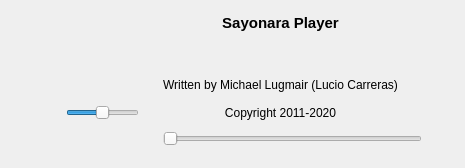
Above: src/Gui/Player/GUI_Controls.ui from Inferno214221/sayonara-player before the change. Below: the same form after it.
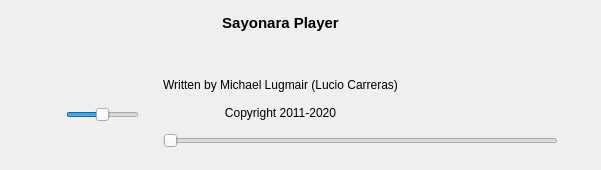
That is the form after the change. Icons and pictures are not drawn. Custom widgets are drawn as their Qt base class.

The edit to the form file:
```diff
--- a/src/Gui/Player/GUI_Controls.ui
+++ b/src/Gui/Player/GUI_Controls.ui
@@ -6,8 +6,8 @@
    <rect>
     <x>0</x>
     <y>0</y>
-    <width>438</width>
-    <height>168</height>
+    <width>601</width>
+    <height>170</height>
    </rect>
   </property>
   <layout class="QGridLayout" name="gridLayout">
```
Left out of the diff: 12 changed lines with no effect on the pictures.
